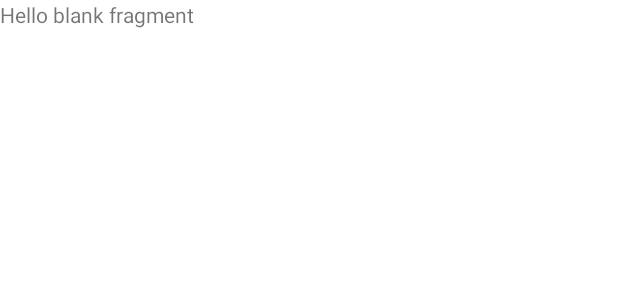
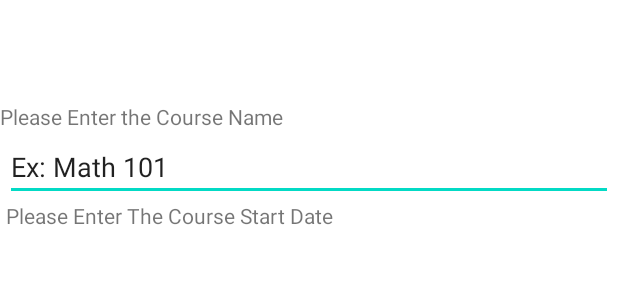
Before and after one commit to CYohn/C196_ABM2_StudentOrganizerApp, an Android app: the layout fragment_add_new_course.xml on its own in the app's theme, with its tools: preview values and no code run, on a phone screen of 412 x 824 dp. Shown: the top 300 px of the screen. Run offline under Robolectric (Android 15) with nearby library versions, the phone set to English and light mode, and no system bars.

Commit message:
Working on the add course layout for fragment_add_new_course.xml

```diff
--- a/app/src/main/res/layout/fragment_add_new_course.xml
+++ b/app/src/main/res/layout/fragment_add_new_course.xml
@@ -1,13 +1,48 @@
-<FrameLayout xmlns:android="http://schemas.android.com/apk/res/android"
+<androidx.constraintlayout.widget.ConstraintLayout xmlns:android="http://schemas.android.com/apk/res/android"
+    xmlns:app="http://schemas.android.com/apk/res-auto"
     xmlns:tools="http://schemas.android.com/tools"
+    android:id="@+id/constraintLayoutCourses"
     android:layout_width="match_parent"
     android:layout_height="match_parent"
     tools:context="UI.AddNewCourseFragment">
 
-    <!-- TODO: Update blank fragment layout -->
+    <Space
+        android:id="@+id/space2"
+        android:layout_width="408dp"
+        android:layout_height="68dp"
+        app:layout_constraintEnd_toEndOf="parent"
+        app:layout_constraintStart_toStartOf="parent"
+        app:layout_constraintTop_toTopOf="parent" />
+
     <TextView
-        android:layout_width="match_parent"
-        android:layout_height="match_parent"
-        android:text="@string/hello_blank_fragment" />
+        android:id="@+id/courseNameInstruction"
+        android:layout_width="0dp"
+        android:layout_height="19dp"
+        android:text="@string/enterNameOfCourseInstruction"
+        app:layout_constraintEnd_toEndOf="parent"
+        app:layout_constraintStart_toStartOf="parent"
+        app:layout_constraintTop_toBottomOf="@+id/space2"
+        tools:text="@string/enterNameOfCourseInstruction" />
 
-</FrameLayout>
+    <EditText
+        android:id="@+id/courseNameTxtInput"
+        android:layout_width="405dp"
+        android:layout_height="43dp"
+        android:layout_marginTop="3dp"
+        android:ems="10"
+        android:inputType="textPersonName"
+        android:text="Ex: Math 101"
+        app:layout_constraintEnd_toEndOf="parent"
+        app:layout_constraintStart_toStartOf="parent"
+        app:layout_constraintTop_toBottomOf="@+id/courseNameInstruction" />
+
+    <TextView
+        android:id="@+id/courseStartInstruction"
+        android:layout_width="404dp"
+        android:layout_height="32dp"
+        android:text="@string/enterCourseStartDate"
+        app:layout_constraintEnd_toEndOf="parent"
+        app:layout_constraintStart_toStartOf="parent"
+        app:layout_constraintTop_toBottomOf="@+id/courseNameTxtInput"
+        tools:text="@string/enterCourseStartDate" />
+</androidx.constraintlayout.widget.ConstraintLayout>
--- a/app/src/main/res/values/strings.xml
+++ b/app/src/main/res/values/strings.xml
@@ -116,4 +116,6 @@
     <!-- TODO: Remove or change this placeholder text -->
     <string name="hello_blank_fragment">Hello blank fragment</string>
     <string name="addCourseBtnTxt">Add Course</string>
+    <string name="enterNameOfCourseInstruction">Please Enter the Course Name</string>
+    <string name="enterCourseStartDate">Please Enter The Course Start Date</string>
 </resources>
```
